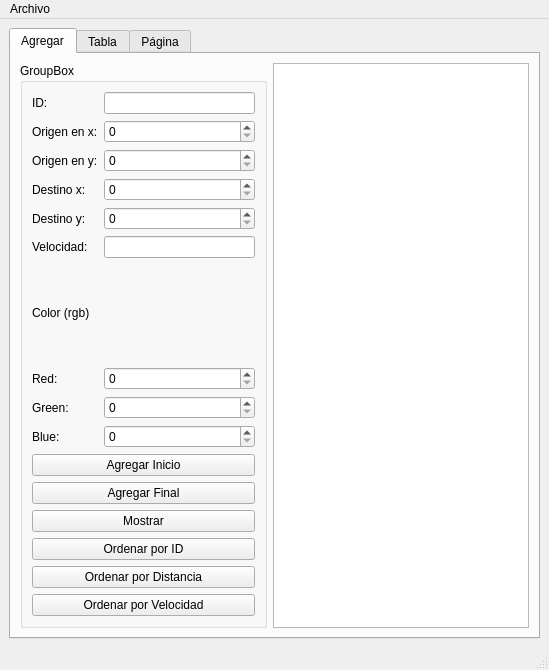
Before: the Qt Designer form Actividad 8/mainwindow.ui in Gustas13/Actividades, drawn with Qt 5.
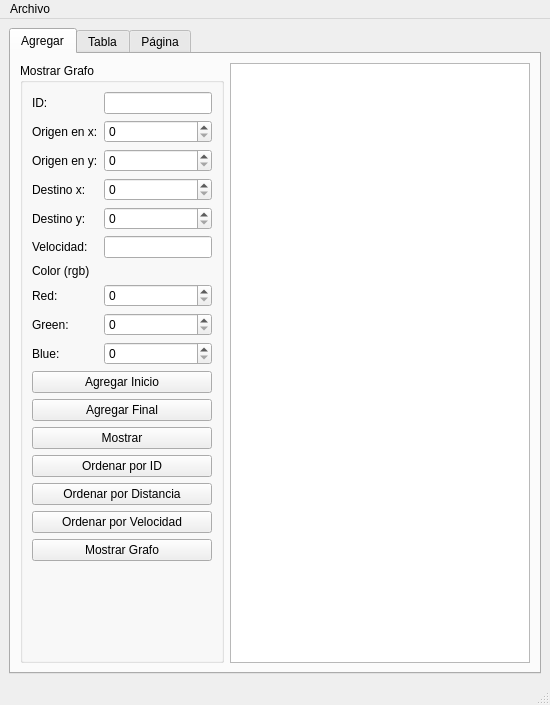
After: the same form once the commit is applied.

Commit message: Actualización para Actividad 15

```diff
--- a/Actividad 8/mainwindow.ui
+++ b/Actividad 8/mainwindow.ui
@@ -6,8 +6,8 @@
    <rect>
     <x>0</x>
     <y>0</y>
-    <width>549</width>
-    <height>670</height>
+    <width>550</width>
+    <height>705</height>
    </rect>
   </property>
   <property name="windowTitle">
@@ -24,13 +24,13 @@
        <attribute name="title">
         <string>Agregar</string>
        </attribute>
-       <layout class="QGridLayout" name="gridLayout_2">
+       <layout class="QFormLayout" name="formLayout_2">
         <item row="0" column="0">
          <widget class="QGroupBox" name="groupBox">
           <property name="title">
-           <string>GroupBox</string>
+           <string>Mostrar Grafo</string>
           </property>
-          <layout class="QGridLayout" name="gridLayout">
+          <layout class="QFormLayout" name="formLayout">
            <item row="0" column="0">
             <widget class="QLabel" name="label">
              <property name="text">
@@ -38,17 +38,17 @@
              </property>
             </widget>
            </item>
-           <item row="0" column="2">
+           <item row="0" column="1">
             <widget class="QLineEdit" name="ID_lineEdit"/>
            </item>
-           <item row="1" column="0" colspan="2">
+           <item row="1" column="0">
             <widget class="QLabel" name="label_2">
              <property name="text">
               <string>Origen en x:</string>
              </property>
             </widget>
            </item>
-           <item row="1" column="2">
+           <item row="1" column="1">
             <widget class="QSpinBox" name="OrigenX_spinBox">
              <property name="maximum">
               <number>500</number>
@@ -58,59 +58,59 @@
              </property>
             </widget>
            </item>
-           <item row="2" column="0" colspan="2">
+           <item row="2" column="0">
             <widget class="QLabel" name="label_3">
              <property name="text">
               <string>Origen en y:</string>
              </property>
             </widget>
            </item>
-           <item row="2" column="2">
+           <item row="2" column="1">
             <widget class="QSpinBox" name="OrigenY_spinBox">
              <property name="maximum">
               <number>500</number>
              </property>
             </widget>
            </item>
-           <item row="3" column="0" colspan="2">
+           <item row="3" column="0">
             <widget class="QLabel" name="label_4">
              <property name="text">
               <string>Destino x:</string>
              </property>
             </widget>
            </item>
-           <item row="3" column="2">
+           <item row="3" column="1">
             <widget class="QSpinBox" name="DestinoX_spinBox">
              <property name="maximum">
               <number>500</number>
              </property>
             </widget>
            </item>
-           <item row="4" column="0" colspan="2">
+           <item row="4" column="0">
             <widget class="QLabel" name="label_5">
              <property name="text">
               <string>Destino y:</string>
              </property>
             </widget>
            </item>
-           <item row="4" column="2">
+           <item row="4" column="1">
             <widget class="QSpinBox" name="DestinoY_spinBox">
              <property name="maximum">
               <number>500</number>
              </property>
             </widget>
            </item>
-           <item row="5" column="0" colspan="2">
+           <item row="5" column="0">
             <widget class="QLabel" name="label_6">
              <property name="text">
               <string>Velocidad:</string>
              </property>
             </widget>
            </item>
-           <item row="5" column="2">
+           <item row="5" column="1">
             <widget class="QLineEdit" name="Velocidad_lineEdit"/>
            </item>
-           <item row="6" column="0" colspan="2">
+           <item row="6" column="0">
             <widget class="QLabel" name="label_7">
              <property name="text">
               <string>Color (rgb)</string>
@@ -127,7 +127,7 @@
              </property>
             </widget>
            </item>
-           <item row="7" column="2">
+           <item row="7" column="1">
             <widget class="QSpinBox" name="Red_spinBox">
              <property name="maximum">
               <number>255</number>
@@ -141,7 +141,7 @@
              </property>
             </widget>
            </item>
-           <item row="8" column="2">
+           <item row="8" column="1">
             <widget class="QSpinBox" name="Green_spinBox">
              <property name="maximum">
               <number>255</number>
@@ -155,55 +155,62 @@
              </property>
             </widget>
            </item>
-           <item row="9" column="2">
+           <item row="9" column="1">
             <widget class="QSpinBox" name="Blue_spinBox">
              <property name="maximum">
               <number>255</number>
              </property>
             </widget>
            </item>
-           <item row="10" column="0" colspan="3">
+           <item row="10" column="0" colspan="2">
             <widget class="QPushButton" name="Agregar_Inicio_pushButton">
              <property name="text">
               <string>Agregar Inicio</string>
              </property>
             </widget>
            </item>
-           <item row="11" column="0" colspan="3">
+           <item row="11" column="0" colspan="2">
             <widget class="QPushButton" name="Agregar_Final_pushButton">
              <property name="text">
               <string>Agregar Final</string>
              </property>
             </widget>
            </item>
-           <item row="12" column="0" colspan="3">
+           <item row="12" column="0" colspan="2">
             <widget class="QPushButton" name="Mostar_pushButton">
              <property name="text">
               <string>Mostrar</string>
              </property>
             </widget>
            </item>
-           <item row="13" column="0" colspan="3">
+           <item row="13" column="0" colspan="2">
             <widget class="QPushButton" name="Ordenar_ID_pushButton">
              <property name="text">
               <string>Ordenar por ID</string>
              </property>
             </widget>
            </item>
-           <item row="14" column="0" colspan="3">
+           <item row="14" column="0" colspan="2">
             <widget class="QPushButton" name="Ordenar_Distancia_pushButton">
              <property name="text">
               <string>Ordenar por Distancia</string>
              </property>
             </widget>
            </item>
-           <item row="15" column="0" colspan="3">
+           <item row="15" column="0" colspan="2">
             <widget class="QPushButton" name="Ordenar_Velocidad_pushButton">
              <property name="text">
               <string>Ordenar por Velocidad</string>
              </property>
             </widget>
            </item>
+           <item row="16" column="0" colspan="2">
+            <widget class="QPushButton" name="Mostrar_Grafo">
+             <property name="text">
+              <string>Mostrar Grafo</string>
+             </property>
+            </widget>
+           </item>
           </layout>
          </widget>
         </item>
@@ -297,7 +304,7 @@
     <rect>
      <x>0</x>
      <y>0</y>
-     <width>549</width>
+     <width>550</width>
      <height>26</height>
     </rect>
    </property>
```
